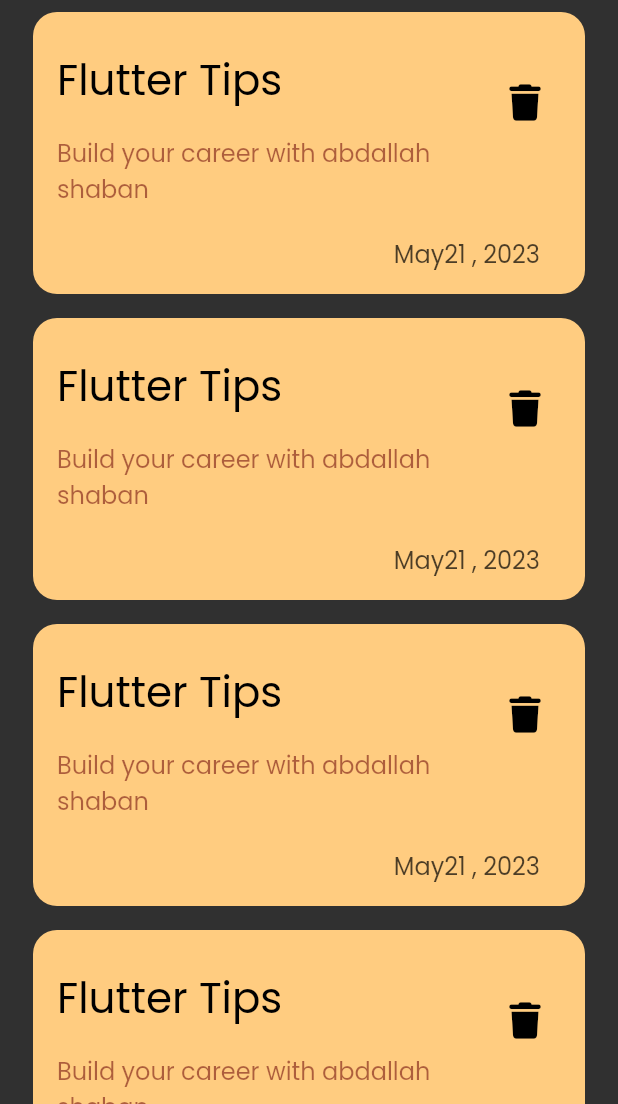
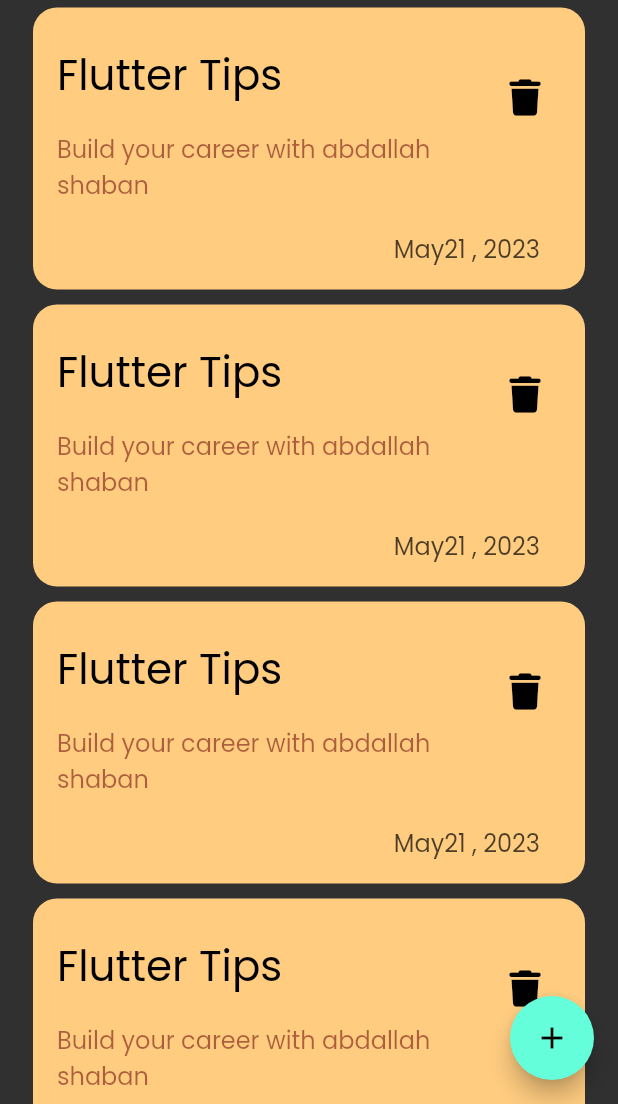
Before and after one commit to abdallahshaba/notes_app, a Flutter app: the screen it shows after launch, on a phone screen of 412 x 824 dp, the part 132-1236 px from its top. Run offline on Flutter 3.47's test engine with Material 2 defaults, Android fonts, the phone set to English and light mode, and no system bars; our stand-ins replace font_awesome_flutter.

Commit message:
add floating action button

```diff
--- a/lib/pages/notes_page.dart
+++ b/lib/pages/notes_page.dart
@@ -7,7 +7,10 @@ class NotesView extends StatelessWidget {
   @override
   Widget build(BuildContext context) {
     return  Scaffold(
-      body: Body() ,
+      floatingActionButton: FloatingActionButton(
+        onPressed: (){} , child: Icon(Icons.add),
+        ),
+      body: const Body() ,
     );
   }
 }
--- a/lib/widgets/body.dart
+++ b/lib/widgets/body.dart
@@ -29,7 +29,7 @@ class ListViewBulilder extends StatelessWidget {
     return ListView.builder(
       itemBuilder: (context , index){
         return const Padding(
-          padding: EdgeInsets.symmetric(vertical: 8),
+          padding: EdgeInsets.symmetric(vertical: 5),
           child: NoteItem(),
         );
       }
```
